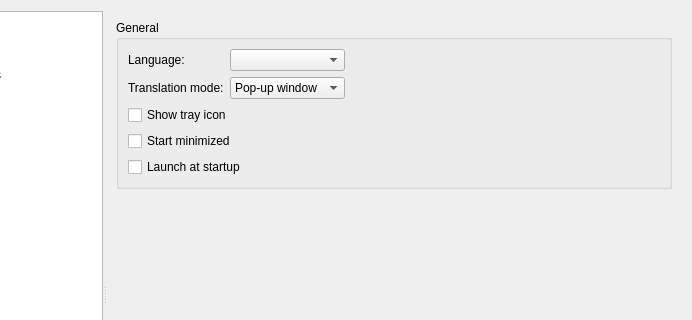
First picture: the form in src/settings/settingsdialog.ui, repository crow-translate/crow-translate, before the edit; both pictures show x 108 to 800 and y 0 to 320 of the 800 by 616 pixel window.
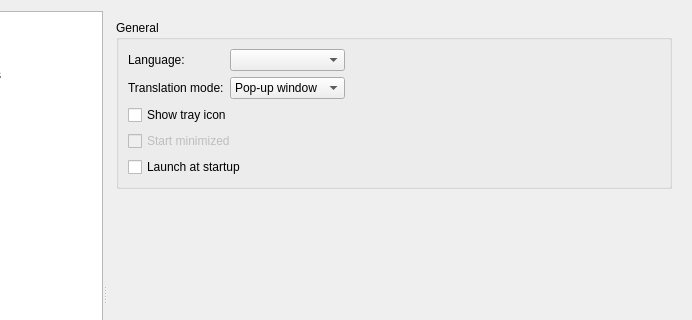
Second picture: the form after the edit. Icons and pictures are not drawn. Custom widgets are drawn as their Qt base class.

```diff
--- a/src/settings/settingsdialog.ui
+++ b/src/settings/settingsdialog.ui
@@ -194,7 +194,7 @@
            <item row="3" column="0" colspan="3">
             <widget class="QCheckBox" name="startMinimizedCheckBox">
              <property name="enabled">
-              <bool>true</bool>
+              <bool>false</bool>
              </property>
              <property name="toolTip">
               <string>&lt;html&gt;&lt;head/&gt;&lt;body&gt;&lt;p&gt;Start application minimized to the system tray&lt;/p&gt;&lt;/body&gt;&lt;/html&gt;</string>
```
Left out of the diff: 6 changed lines with no effect on the pictures.
